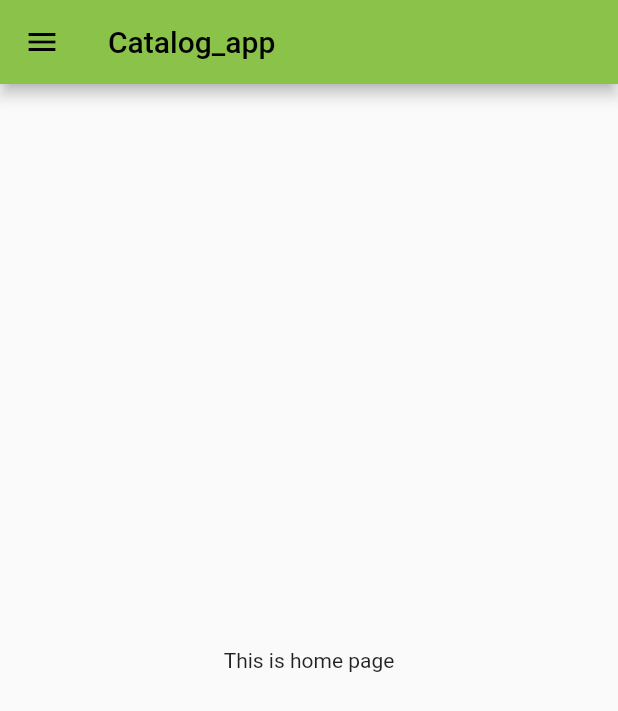
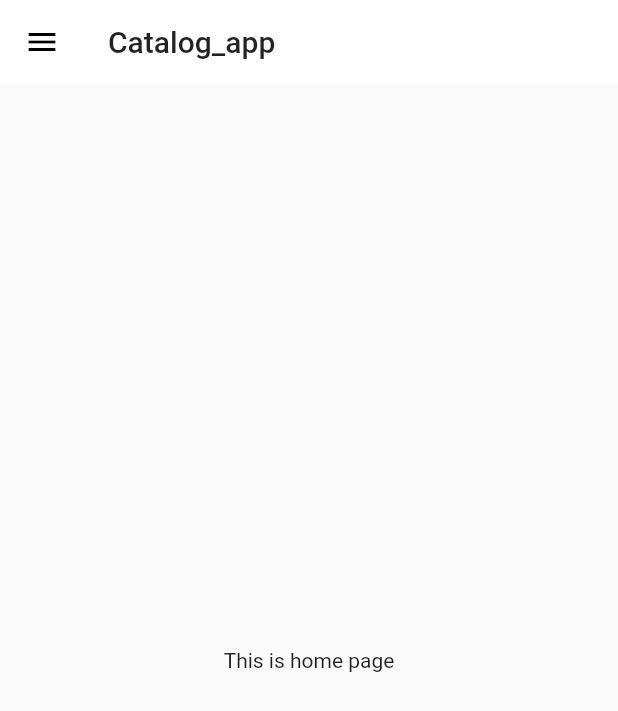
Before and after one commit to Rudragit12/flutter_application_03, a Flutter app: the screen it shows after launch, on a phone screen of 412 x 824 dp. Shown: the top 711 px of the screen. Run offline on Flutter 3.47's test engine with Material 2 defaults, Android fonts, the phone set to English and light mode, and no system bars.

Commit message:
commit theme extracted

```diff
--- a/lib/main.dart
+++ b/lib/main.dart
@@ -2,6 +2,7 @@ import 'package:flutter/material.dart';
 import 'package:flutter_application_03/pages/homepage.dart';
 import 'package:flutter_application_03/pages/loginpage.dart';
 import 'package:flutter_application_03/utils/MyRoutes.dart';
+import 'package:flutter_application_03/widgets/MyTheme.dart';
 
 void main() {
   runApp(MyApp());
@@ -14,8 +15,10 @@ class MyApp extends StatelessWidget {
   Widget build(BuildContext context) {
     return MaterialApp(
       //home: HomePage(),
-      themeMode: ThemeMode.dark,
-      theme: ThemeData(primarySwatch: Colors.lightGreen),
+      // themeMode: ThemeMode.dark,
+      theme: MyTheme.lightTheme(context),
+      darkTheme: MyTheme.darkTheme(context),
+
       debugShowCheckedModeBanner: false,
 
       initialRoute: MyRoutes.homeRoute,
--- /dev/null
+++ b/lib/widgets/MyTheme.dart
@@ -0,0 +1,19 @@
+import 'package:flutter/material.dart';
+
+class MyTheme {
+  //dark theme
+  static ThemeData lightTheme(BuildContext context) => ThemeData(
+        primarySwatch: Colors.lightGreen,
+        appBarTheme: AppBarTheme(
+          color: Colors.white,
+          elevation: 0.0,
+          iconTheme: IconThemeData(color: Colors.black),
+          textTheme: Theme.of(context).textTheme,
+        ),
+      );
+
+  //light theme
+  static ThemeData darkTheme(BuildContext context) => ThemeData(
+        brightness: Brightness.dark,
+      );
+}
```
